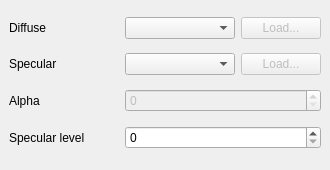
This is PerryEditor/materialeditor.ui in APerricone/PerryEngine as Qt 5 draws it before an edit. The edited form follows.
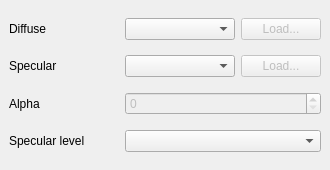
This is the edited form. Custom widgets are drawn as their Qt base class.

The edit to the form file:
```diff
--- a/PerryEditor/materialeditor.ui
+++ b/PerryEditor/materialeditor.ui
@@ -79,13 +79,6 @@
       </property>
      </widget>
     </item>
-    <item row="5" column="1" colspan="2">
-     <widget class="QSpinBox" name="m_qSpecularLevel">
-      <property name="maximum">
-       <number>250</number>
-      </property>
-     </widget>
-    </item>
     <item row="0" column="0">
      <widget class="QLabel" name="label">
       <property name="text">
@@ -122,6 +115,9 @@
     <item row="2" column="1">
      <widget class="QColorComboBox" name="m_qSpecularColor"/>
     </item>
+    <item row="5" column="1" colspan="2">
+     <widget class="QSliderComboBox" name="m_qSpecularLevel"/>
+    </item>
    </layout>
   </widget>
  </widget>
@@ -131,6 +127,11 @@
    <extends>QComboBox</extends>
    <header>colorcombobox.h</header>
   </customwidget>
+  <customwidget>
+   <class>QSliderComboBox</class>
+   <extends>QComboBox</extends>
+   <header>slidercombobox.h</header>
+  </customwidget>
  </customwidgets>
  <resources/>
  <connections/>
```
